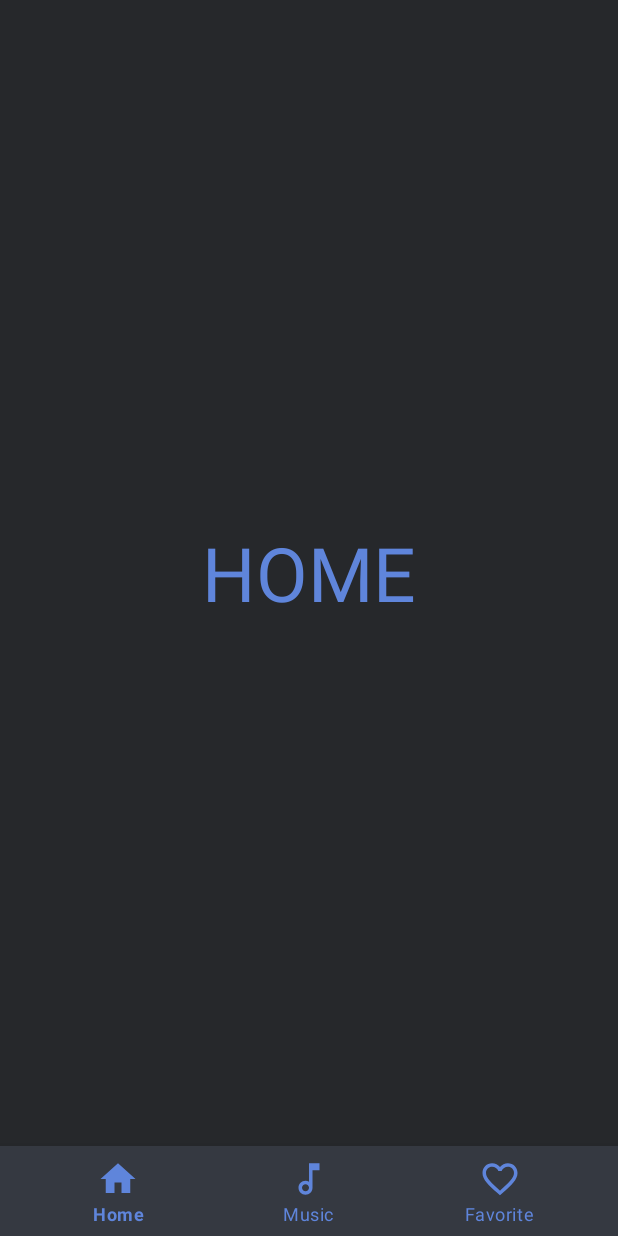
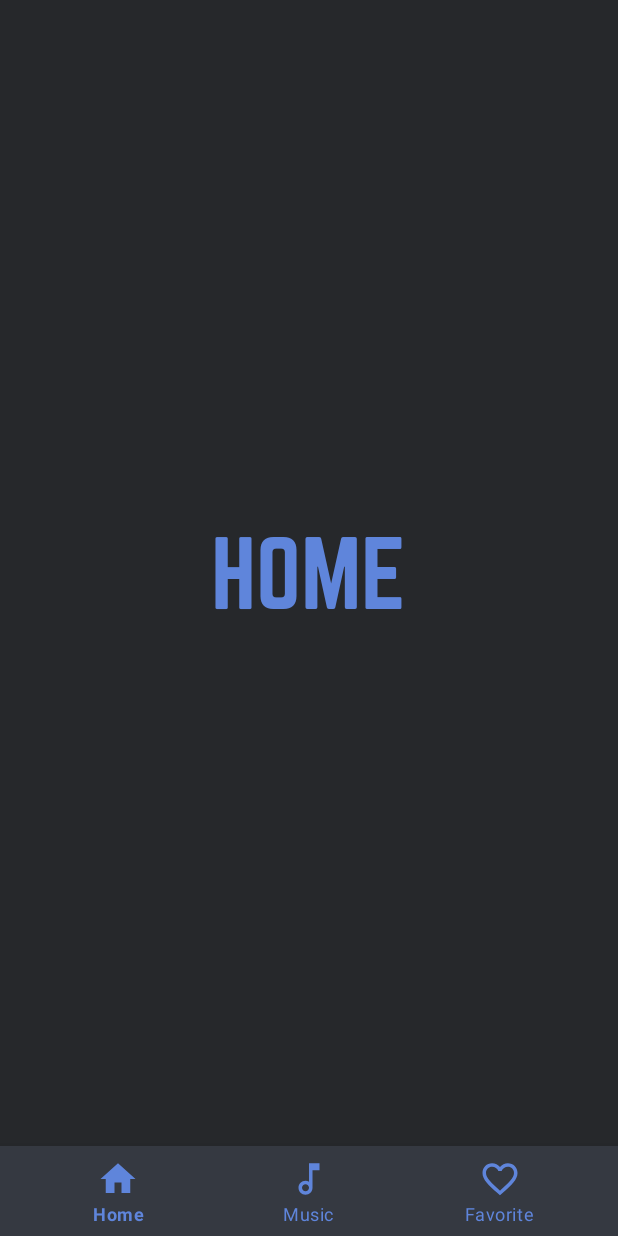
Before and after one commit to vishal2376/Cocaine, an Android app: the screen it shows after launch (MainActivity), on a phone screen of 412 x 824 dp. Run offline under Robolectric (Android 15) with nearby library versions, the phone set to English and light mode, and no system bars.

Commit message:
minor change

```diff
--- a/app/src/main/res/layout/fragment_favorite.xml
+++ b/app/src/main/res/layout/fragment_favorite.xml
@@ -13,7 +13,8 @@
         android:layout_width="wrap_content"
         android:layout_height="wrap_content"
         android:text="FAVORITE"
+        android:fontFamily="@font/norwester"
         android:textColor="@color/colorAccentDark"
-        android:textSize="50sp"/>
+        android:textSize="60sp"/>
 
 </LinearLayout>
--- a/app/src/main/res/layout/fragment_home.xml
+++ b/app/src/main/res/layout/fragment_home.xml
@@ -13,7 +13,8 @@
         android:layout_width="wrap_content"
         android:layout_height="wrap_content"
         android:text="HOME"
+        android:fontFamily="@font/norwester"
         android:textColor="@color/colorAccentDark"
-        android:textSize="50sp"/>
+        android:textSize="60sp"/>
 
 </LinearLayout>
```
